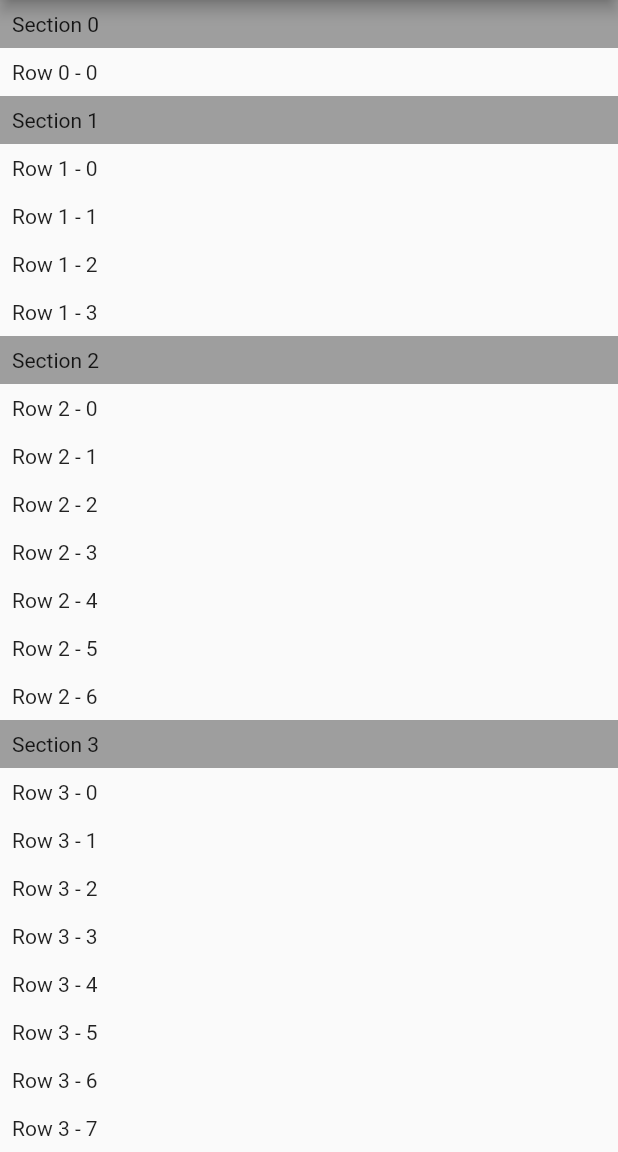
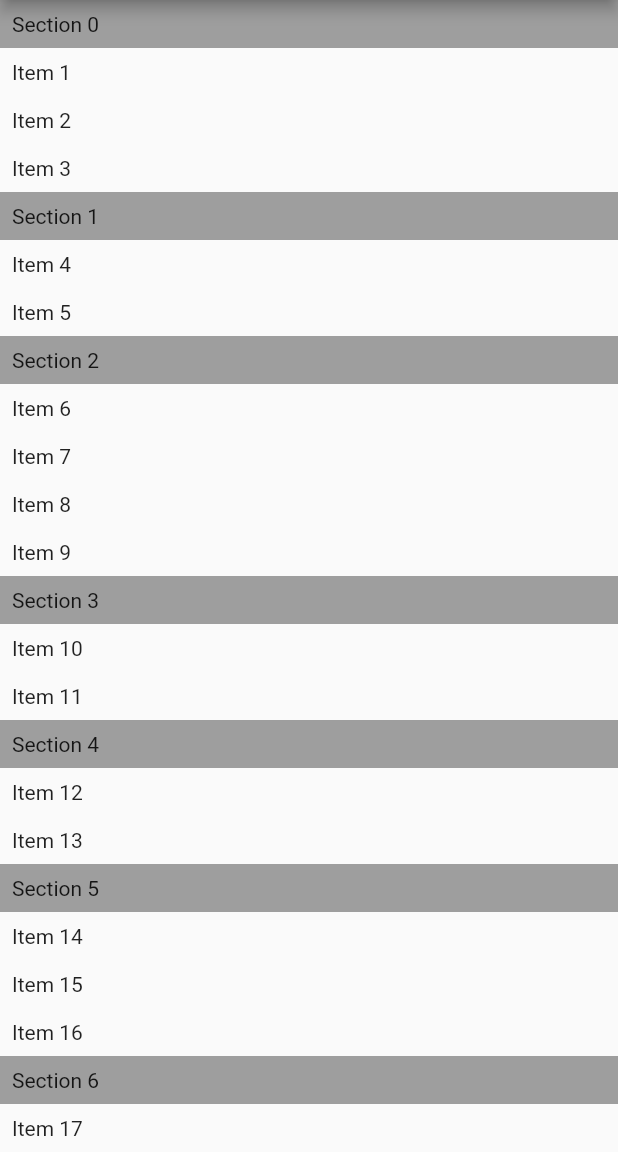
Before and after one commit to dharmendraiosdev/flutter_section_list_view, a Flutter app: the screen it shows after launch, on a phone screen of 412 x 824 dp, the part 84-1236 px from its top. Run offline on Flutter 3.47's test engine with Material 2 defaults, Android fonts, the phone set to English and light mode, and no system bars.

Commit message:
List view is extended to support Pagination

```diff
--- a/example/lib/main.dart
+++ b/example/lib/main.dart
@@ -26,16 +26,15 @@ class MyHomePage extends StatefulWidget {
 }
 
 class _MyHomePageState extends State<MyHomePage> {
+
+  List<List<String>> items = [['Item 1', 'Item 2', 'Item 3'], ['Item 4', 'Item 5'], ['Item 6', 'Item 7', 'Item 8', 'Item 9'], ['Item 10', 'Item 11'], ['Item 12', 'Item 13'], ['Item 14', 'Item 15', 'Item 16'], ['Item 17', 'Item 18']];
+
   @override
   Widget build(BuildContext context) {
-    return Scaffold(
-        appBar: AppBar(
-          title: Text(widget.title),
-        ),
-        body: FlutterSectionListView(
-          numberOfSection: 6,
+    FlutterSectionListView listView =  FlutterSectionListView(
+      numberOfSection: () => items.length,
       numberOfRowsInSection: (section) {
-            return section * 3 + 1;
+        return items[section].length;
       },
       sectionWidget: (section) {
         return Container(
@@ -50,10 +49,27 @@ class _MyHomePageState extends State<MyHomePage> {
         return Container(
           child: Padding(
             padding: EdgeInsets.all(8),
-                child: Text('Row $section - $row'),
+            child: Text(items[section][row]),
           ),
         );
       },
-        ));
+    );
+
+    listView.loadMoreData = () async {
+      // perform fetching data delay
+      await new Future.delayed(new Duration(seconds: 2));
+      items.add(['Item 19', 'Item 20']);
+      items.add(['Item 21', 'Item 22', 'Item 23']);
+      items.removeAt(0);
+      items.insert(0, ['Item 0-1', 'Item 1-2']);
+      listView.isMoreAvailable = false;
+      return true;
+    };
+
+    return Scaffold(
+        appBar: AppBar(
+          title: Text(widget.title),
+        ),
+        body: listView);
   }
 }
--- a/lib/flutter_section_list_view.dart
+++ b/lib/flutter_section_list_view.dart
@@ -1,14 +1,16 @@
 library flutter_section_list_view;
 
-import 'package:flutter/widgets.dart';
+import 'package:flutter/material.dart';
 
 typedef int NumberOfRowsCallBack(int section);
+typedef int NumberOfSectionCallBack();
 typedef Widget SectionWidgetCallBack(int section);
 typedef Widget RowsWidgetCallBack(int section, int row);
+typedef Future<bool> LoadMoreData();
 
 class FlutterSectionListView extends StatefulWidget {
   FlutterSectionListView({
-    this.numberOfSection = 0,
+    this.numberOfSection,
     @required this.numberOfRowsInSection,
     this.sectionWidget,
     @required this.rowWidget,
@@ -16,7 +18,7 @@ class FlutterSectionListView extends StatefulWidget {
             'numberOfRowsInSection and rowWidget are mandatory');
 
   /// Defines the total number of sections
-  final int numberOfSection;
+  final NumberOfSectionCallBack numberOfSection;
 
   /// Mandatory callback method to get the rows count in each section
   final NumberOfRowsCallBack numberOfRowsInSection;
@@ -27,6 +29,10 @@ class FlutterSectionListView extends StatefulWidget {
   /// Mandatory callback method to get the row widget
   final RowsWidgetCallBack rowWidget;
 
+  LoadMoreData loadMoreData;
+
+  bool isMoreAvailable = true;
+
   @override
   _FlutterSectionListViewState createState() => _FlutterSectionListViewState();
 }
@@ -34,22 +40,72 @@ class FlutterSectionListView extends StatefulWidget {
 class _FlutterSectionListViewState extends State<FlutterSectionListView> {
   /// List of total number of rows and section in each group
   var itemList = new List<int>();
+  bool isLoading = false;
+  int itemCount = 0;
+  int sectionCount = 0;
+
+  @override
+  void initState() {
+    sectionCount = widget.numberOfSection();
+    itemCount = listItemCount();
+    super.initState();
+  }
 
   @override
   Widget build(BuildContext context) {
-    return ListView.builder(
-      itemCount: listItemCount(),
-      itemBuilder: (BuildContext context, int index) {
-        return buildItemWidget(index);
-      },
-      key: widget.key,
+    return listView();
+  }
+
+  Widget listView() {
+    return Column(
+      children: <Widget>[
+        Expanded(
+          child: NotificationListener<ScrollNotification>(
+            onNotification: (ScrollNotification scrollInfo) {
+              if (!isLoading && widget.isMoreAvailable && scrollInfo.metrics.pixels ==
+                  scrollInfo.metrics.maxScrollExtent) {
+                if(widget.loadMoreData != null) {
+                  setState(() {
+                    isLoading = true;
+                  });
+
+                  widget.loadMoreData().then((bool isLoaded) {
+                    setState(() {
+                      isLoading = false;
+                      sectionCount = widget.numberOfSection();
+                      itemCount = listItemCount();
+                    });
+                  });
+                }
+              }
+              return false;
+            },
+            child: ListView.builder(
+              itemCount: itemCount,
+              itemBuilder: (context, index) {
+                return buildItemWidget(index);
+              },
+              key: widget.key,
+            ),
+          ),
+        ),
+        Container(
+          height: isLoading ? 50.0 : 0,
+          color: Colors.transparent,
+          child: Center(
+            child: new CircularProgressIndicator(),
+          ),
+        ),
+      ],
     );
   }
 
   /// Get the total count of items in list(including both row and sections)
   int listItemCount() {
+    itemList = new List<int>();
     int rowCount = 0;
-    for (int i = 0; i < widget.numberOfSection; i++) {
+
+    for (int i = 0; i < sectionCount; i++) {
       /// Get the number of rows in each section using callback
       int rows = widget.numberOfRowsInSection(i);
 
@@ -80,7 +136,7 @@ class _FlutterSectionListViewState extends State<FlutterSectionListView> {
   IndexPath sectionModel(int index) {
     int row = 0;
     int section = 0;
-    for (int i = 0; i < widget.numberOfSection; i++) {
+    for (int i = 0; i < sectionCount; i++) {
       int item = itemList[i];
       if (index < item) {
         row = index - (i > 0 ? itemList[i - 1] : 0) - 1;
```
Lines whose indentation alone changed are shown as unchanged.
